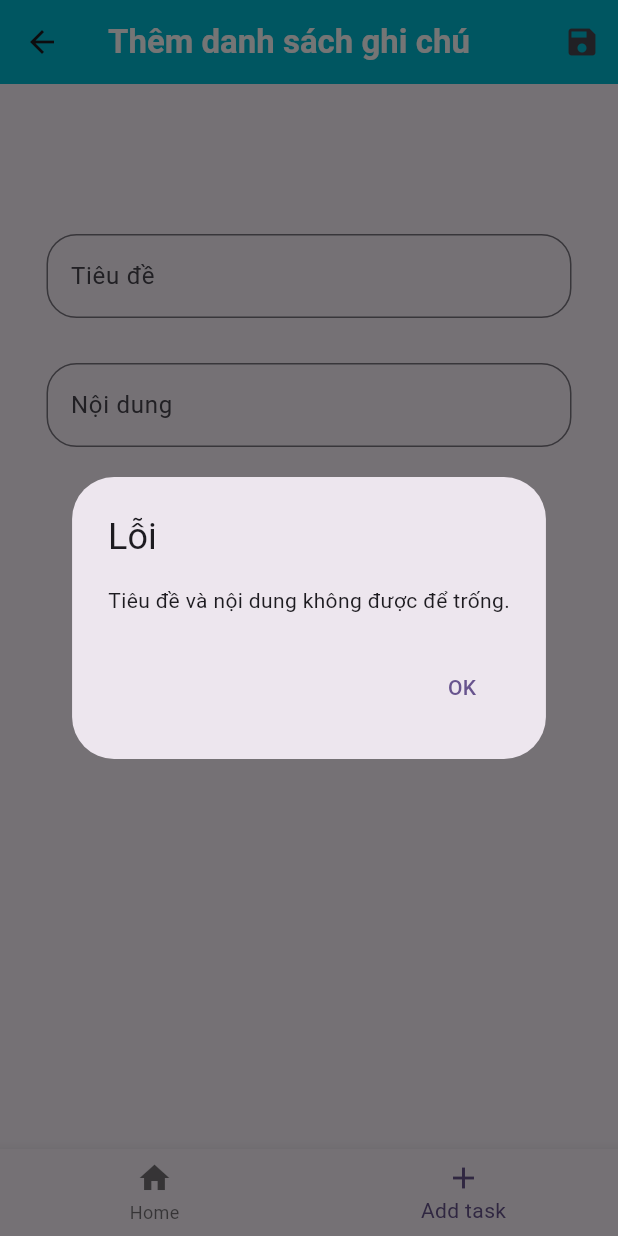
After one commit to Buiduyanh20/Lesson_flutter, a Flutter app: the BottomnavigationTSD screen opened directly, item 2 of the bottom bar chosen, after a tap on the "save" icon, on a phone screen of 412 x 824 dp. The commit adds this screen. Run offline on Flutter 3.47's test engine with Material 3 defaults, Android fonts, the phone set to English and light mode, and no system bars.

Commit message:
Project thực tập

```diff
--- /dev/null
+++ b/todo_app/lib/Screens/Add.dart
@@ -0,0 +1,88 @@
+import 'package:flutter/material.dart';
+
+class Add extends StatelessWidget {
+  Add({super.key});
+
+  final TextEditingController titleController = TextEditingController();
+  final TextEditingController contentController = TextEditingController();
+
+  void _saveNoteAndPop(BuildContext context) {
+    String title = titleController.text;
+    String content = contentController.text;
+
+    if (title.isEmpty || content.isEmpty) {
+      _showErrorDialog(context);
+    } else {
+      Navigator.pop(context, '$title: $content');
+    }
+  }
+
+  void _showErrorDialog(BuildContext context) {
+    showDialog(
+      context: context,
+      builder: (BuildContext context) {
+        return AlertDialog(
+          title: Text('Lỗi'),
+          content: Text('Tiêu đề và nội dung không được để trống.'),
+          actions: <Widget>[
+            TextButton(
+              onPressed: () {
+                Navigator.of(context).pop();
+              },
+              child: Text('OK'),
+            ),
+          ],
+        );
+      },
+    );
+  }
+
+  @override
+  Widget build(BuildContext context) {
+    return Scaffold(
+      appBar: AppBar(
+        backgroundColor: Colors.cyan,
+        actions: [
+          IconButton(
+            onPressed: () => _saveNoteAndPop(context),
+            icon: Icon(Icons.save),
+          ),
+        ],
+        title: const Text(
+          'Thêm danh sách ghi chú',
+          style: TextStyle(fontWeight: FontWeight.bold, color: Colors.white),
+        ),
+      ),
+      body: Center(
+        child: Container(
+          width: 350,
+          height: 800,
+          child: Column(
+            children: <Widget>[
+              SizedBox(height: 100),
+              TextField(
+                controller: titleController,
+                decoration: InputDecoration(
+                  labelText: 'Tiêu đề',
+                  border: OutlineInputBorder(
+                      borderRadius: BorderRadius.circular(20)),
+                ),
+              ),
+              SizedBox(height: 30),
+              TextField(
+                controller: contentController,
+                decoration: InputDecoration(
+                  labelText: 'Nội dung',
+                  border: OutlineInputBorder(
+                      borderRadius: BorderRadius.circular(20)),
+                ),
+              ),
+              SizedBox(height: 30),
+            ],
+          ),
+        ),
+      ),
+      //  bottomNavigationBar: BottomnavigationTSD(),
+    );
+  }
+}
--- /dev/null
+++ b/todo_app/lib/Screens/Home.dart
@@ -0,0 +1,100 @@
+import 'package:flutter/material.dart';
+import 'package:todo_app/Screens/Add.dart';
+import 'package:todo_app/Screens/Edit.dart';
+
+class NoteListScreen extends StatefulWidget {
+  @override
+  _NoteListScreenState createState() => _NoteListScreenState();
+}
+
+class _NoteListScreenState extends State<NoteListScreen> {
+  List<String> notes = [];
+
+  void _addNote() async {
+    final result = await Navigator.push(
+      context,
+      MaterialPageRoute(builder: (context) => Add()),
+    );
+
+    if (result != null) {
+      setState(() {
+        notes.add(result);
+      });
+    }
+  }
+
+  void _deleteNote(int index) {
+    setState(() {
+      notes.removeAt(index);
+    });
+  }
+
+  void _editNote(int index) async {
+    final editedNote = await Navigator.push(
+      context,
+      MaterialPageRoute(builder: (context) => Edit(note: notes[index])),
+    );
+
+    if (editedNote != null) {
+      setState(() {
+        notes[index] = editedNote;
+      });
+    }
+  }
+
+  @override
+  Widget build(BuildContext context) {
+    return Scaffold(
+      appBar: AppBar(
+        backgroundColor: Colors.cyan,
+        title: const Text(
+          'Danh sách ghi chú',
+          style: TextStyle(fontWeight: FontWeight.bold, color: Colors.white),
+        ),
+      ),
+      body: ListView.builder(
+        itemCount: notes.length,
+        itemBuilder: (context, index) {
+          final parts = notes[index].split(':');
+          final title = parts.length > 0 ? parts[0] : '';
+          final content = parts.length > 1 ? parts[1] : '';
+
+          return Card(
+            margin: EdgeInsets.symmetric(vertical: 10, horizontal: 15),
+            elevation: 5,
+            child: ListTile(
+              title: Text(
+                'Tiêu đề: $title',
+                style: TextStyle(fontWeight: FontWeight.bold),
+              ),
+              subtitle: Text('Nội dung : $content'),
+              trailing: Row(
+                mainAxisSize: MainAxisSize.min,
+                children: [
+                  IconButton(
+                    icon: Icon(Icons.edit, color: Colors.cyan),
+                    onPressed: () {
+                      _editNote(index);
+                    },
+                  ),
+                  IconButton(
+                    icon: Icon(Icons.delete, color: Colors.cyan),
+                    onPressed: () {
+                      _deleteNote(index);
+                    },
+                  ),
+                ],
+              ),
+            ),
+          );
+        },
+      ),
+      floatingActionButton: FloatingActionButton(
+        backgroundColor: Colors.cyan,
+        onPressed: _addNote,
+        child: Icon(Icons.add),
+      ),
+      //  bottomNavigationBar: BottomnavigationTSD(),
+    );
+  }
+}
--- /dev/null
+++ b/todo_app/lib/TaiSD/BottomNavigation.dart
@@ -0,0 +1,79 @@
+import 'package:flutter/material.dart';
+import 'package:todo_app/Screens/Add.dart';
+import 'package:todo_app/Screens/Home.dart';
+
+class BottomnavigationTSD extends StatefulWidget {
+  const BottomnavigationTSD({super.key});
+
+  @override
+  State<BottomnavigationTSD> createState() => _BottomnavigationTSDState();
+}
+
+class _BottomnavigationTSDState extends State<BottomnavigationTSD> {
+  int _chonIndex = 0;
+
+  final List<Widget> _Screens = [
+    NoteListScreen(),
+    Add(),
+  ];
+
+  void _bam(int index) {
+    setState(() {
+      _chonIndex = index;
+    });
+  }
+
+  @override
+  Widget build(BuildContext context) {
+    return Scaffold(
+      body: IndexedStack(
+        index: _chonIndex,
+        children: _Screens,
+      ),
+      bottomNavigationBar: BottomNavigationBar(
+        items: const [
+          BottomNavigationBarItem(
+            icon: Tooltip(
+              message: "Home",
+              child: Icon(Icons.home),
+            ),
+            label: 'Home',
+          ),
+          BottomNavigationBarItem(
+            icon: Tooltip(
+              message: "Add task",
+              child: Icon(Icons.add),
+            ),
+            label: 'Add task',
+          ),
+        ],
+        currentIndex: _chonIndex,
+        onTap: _bam,
+      ),
+    );
+  }
+}
+
+class HomeScreen extends StatelessWidget {
+  final List<String> items = List<String>.generate(10, (i) => "Item $i");
+
+  @override
+  Widget build(BuildContext context) {
+    return Scaffold(
+      body: Column(
+        children: [
+          Expanded(
+            child: ListView.builder(
+              itemCount: items.length,
+              itemBuilder: (context, index) {
+                return ListTile(
+                  title: Text(items[index]),
+                );
+              },
+            ),
+          ),
+        ],
+      ),
+    );
+  }
+}
--- a/todo_app/lib/main.dart
+++ b/todo_app/lib/main.dart
@@ -1,6 +1,5 @@
 import 'package:flutter/material.dart';
-
-import 'ui/Welcome/mhWelcome.dart';
+import 'package:todo_app/Screens/Home.dart';
 
 void main() {
   runApp(const MyApp());
@@ -17,7 +16,8 @@ class MyApp extends StatelessWidget {
         colorScheme: ColorScheme.fromSeed(seedColor: Colors.deepPurple),
         useMaterial3: true,
       ),
-      home: const mhWelcome(),
+      home: NoteListScreen(),
+      debugShowCheckedModeBanner: false,
     );
   }
 }
--- a/todo_app/pubspec.yaml
+++ b/todo_app/pubspec.yaml
@@ -13,7 +13,7 @@ environment:
 dependencies:
   flutter:
     sdk: flutter
-
+  provider: ^6.0.0
   cupertino_icons: ^1.0.6
 
 dev_dependencies:
```
Also changed, not shown: todo_app/lib/Model/Todo.dart (added, +9 -0 lines), todo_app/lib/Model/note_provider.dart (added, +18 -0 lines), todo_app/lib/Screens/Edit.dart (added, +111 -0 lines), todo_app/lib/Screens/Intro.dart (added, +42 -0 lines), todo_app/lib/ui/Intro/mhIntro.dart (deleted, +0 -50 lines), todo_app/lib/ui/Welcome/mhWelcome.dart (deleted, +0 -53 lines), todo_app/pubspec.lock, 2 other files.
